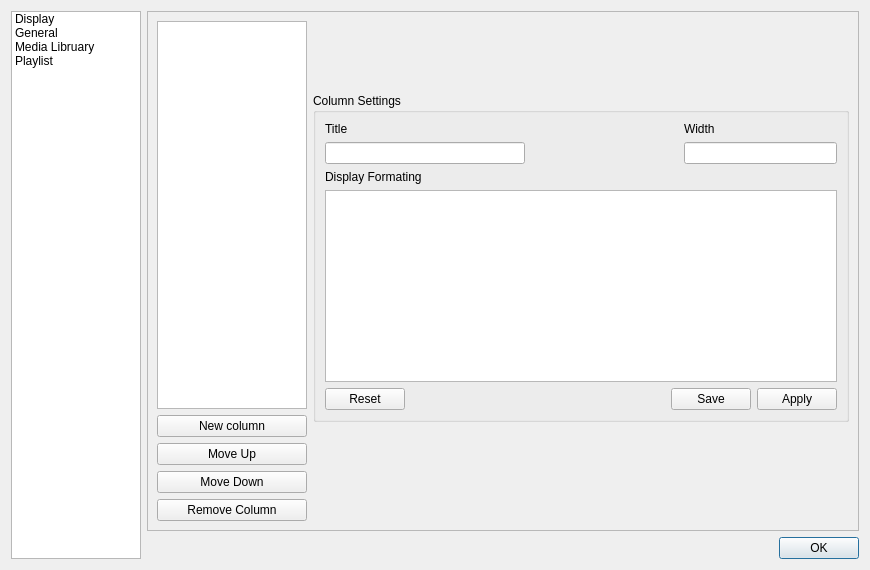
The window that preferenceswindow.ui (KirillDubinkin/Errorise) describes before a commit, drawn with Qt 5.
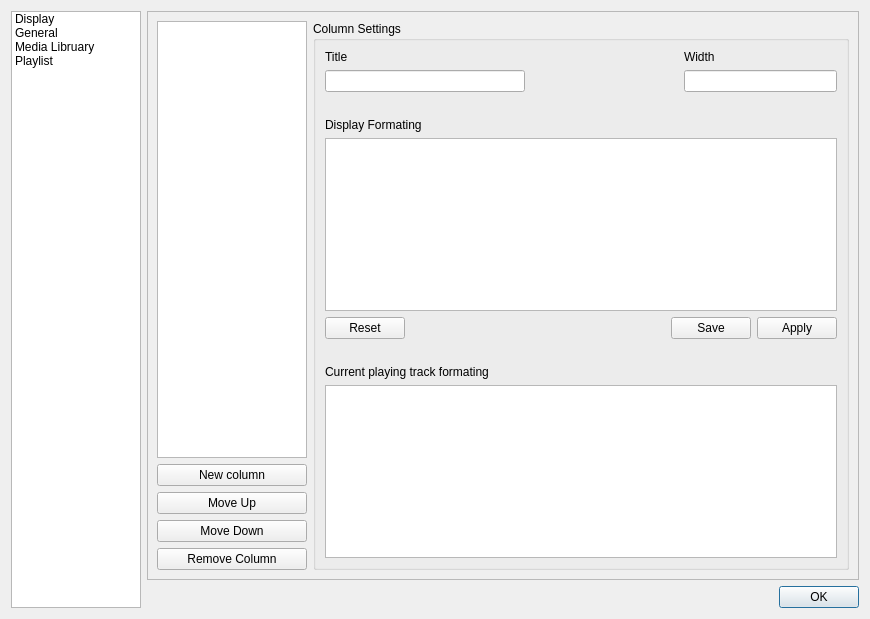
The same window after the commit. The open tabs and pages were chosen to show the change.

Commit message: New preferences added to preferences window.

Diff of the .ui file:
```diff
--- a/preferenceswindow.ui
+++ b/preferenceswindow.ui
@@ -7,7 +7,7 @@
     <x>0</x>
     <y>0</y>
     <width>870</width>
-    <height>570</height>
+    <height>619</height>
    </rect>
   </property>
   <property name="windowTitle">
@@ -389,7 +389,7 @@
                </property>
               </widget>
              </item>
-             <item row="0" column="1" rowspan="4">
+             <item row="0" column="1" rowspan="5">
               <layout class="QVBoxLayout" name="verticalLayout_10">
                <item>
                 <spacer name="verticalSpacer_8">
@@ -462,7 +462,7 @@
                     </item>
                    </layout>
                   </item>
-                  <item row="1" column="0">
+                  <item row="2" column="0">
                    <layout class="QVBoxLayout" name="verticalLayout_9">
                     <item>
                      <widget class="QLabel" name="label_5">
@@ -476,7 +476,7 @@
                     </item>
                    </layout>
                   </item>
-                  <item row="2" column="0">
+                  <item row="3" column="0">
                    <layout class="QHBoxLayout" name="horizontalLayout_7">
                     <item>
                      <widget class="QPushButton" name="colReset">
@@ -514,6 +514,42 @@
                     </item>
                    </layout>
                   </item>
+                  <item row="6" column="0">
+                   <widget class="QPlainTextEdit" name="colPlayFormat"/>
+                  </item>
+                  <item row="5" column="0">
+                   <widget class="QLabel" name="label_6">
+                    <property name="text">
+                     <string>Current playing track formating</string>
+                    </property>
+                   </widget>
+                  </item>
+                  <item row="1" column="0">
+                   <spacer name="verticalSpacer_10">
+                    <property name="orientation">
+                     <enum>Qt::Vertical</enum>
+                    </property>
+                    <property name="sizeHint" stdset="0">
+                     <size>
+                      <width>20</width>
+                      <height>40</height>
+                     </size>
+                    </property>
+                   </spacer>
+                  </item>
+                  <item row="4" column="0">
+                   <spacer name="verticalSpacer_11">
+                    <property name="orientation">
+                     <enum>Qt::Vertical</enum>
+                    </property>
+                    <property name="sizeHint" stdset="0">
+                     <size>
+                      <width>20</width>
+                      <height>40</height>
+                     </size>
+                    </property>
+                   </spacer>
+                  </item>
                  </layout>
                 </widget>
                </item>
```
Left out of the diff: 2 changed lines with no effect on the pictures. The commit also changes 4 other files.
